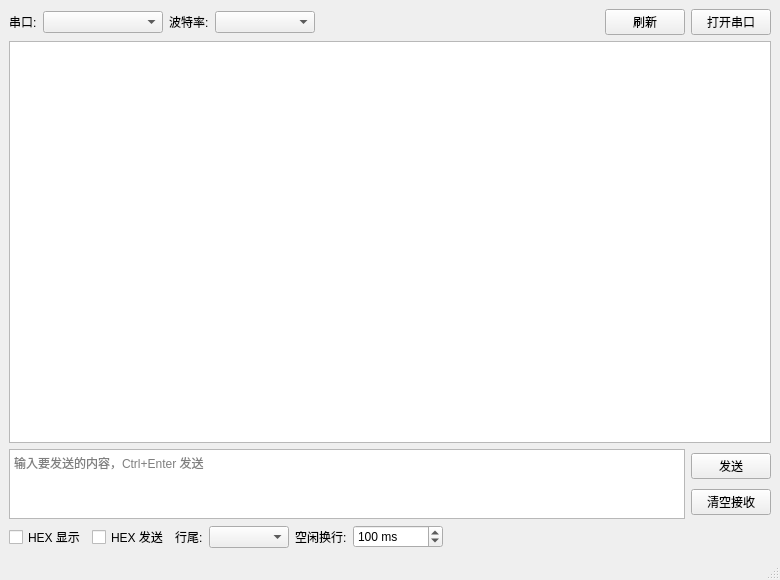
First picture: the form in mainwindow.ui, repository shhuz/Serial-Assistant, before the edit.
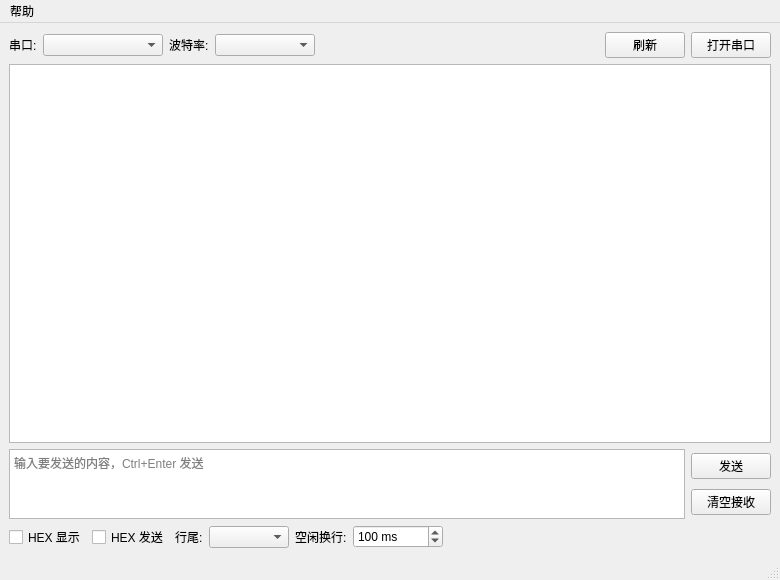
Second picture: the form after the edit.

Diff of the .ui file:
```diff
--- a/mainwindow.ui
+++ b/mainwindow.ui
@@ -210,6 +210,13 @@
      <height>23</height>
     </rect>
    </property>
+   <widget class="QMenu" name="menuHelp">
+    <property name="title">
+     <string>帮助</string>
+    </property>
+    <addaction name="actionAbout"/>
+   </widget>
+   <addaction name="menuHelp"/>
   </widget>
   <widget class="QStatusBar" name="statusbar"/>
  </widget>
```
Left out of the diff: 10 changed lines with no effect on the pictures.
